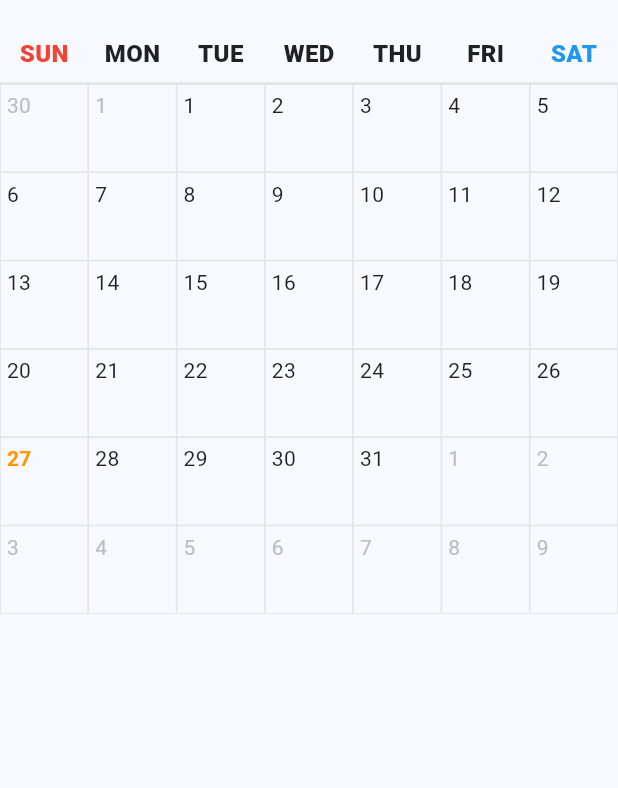
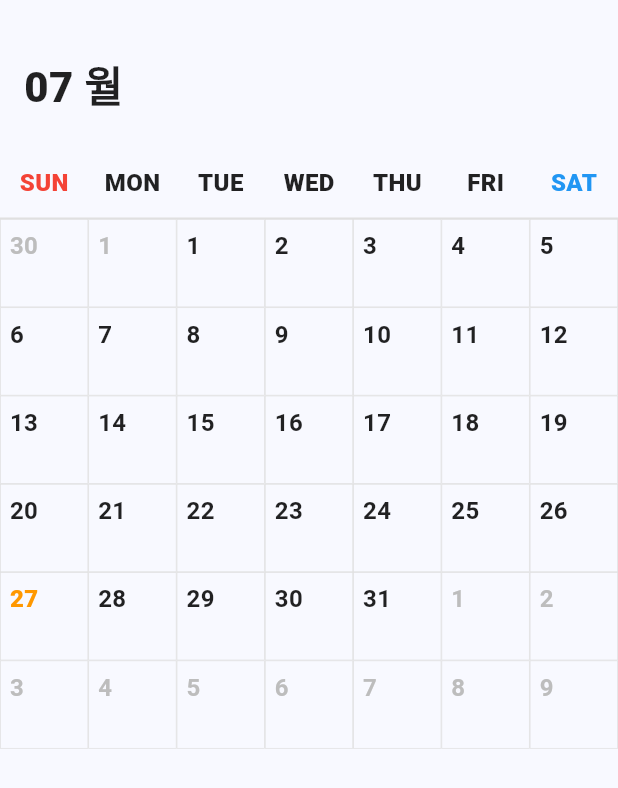
Before and after one commit to workminkyoung/diary_365, a Flutter app: the screen it shows after launch, on a phone screen of 412 x 824 dp. Shown: the top 788 px of the screen. Run offline on Flutter 3.47's test engine with Material 3 defaults, Android fonts, the phone set to English and light mode, and no system bars; our stand-ins replace shared_preferences; Roboto replaces fonts that are missing (OngeulipParkDaHyeon).

Commit message:
feat: 캘린더뷰 상단 레이아웃 추가

```diff
--- a/lib/screens/calendar_screen.dart
+++ b/lib/screens/calendar_screen.dart
@@ -110,12 +110,28 @@ class _CalendarScreenState extends State<CalendarScreen> {
               : Center(
                   child: Column(
                     children: [
+                      // 월 표시 상단 영역
+                      Container(
+                        width: double.infinity,
+                        padding: const EdgeInsets.symmetric(vertical: 20.0, horizontal: 16.0),
+                        child: Text(
+                          DateFormat('MM 월').format(_focusedDate),
+                          style: TextStyle(
+                            fontFamily: 'OngeulipParkDaHyeon',
+                            fontSize: 28,
+                            fontWeight: FontWeight.w900,
+                            color: Colors.black87,
+                          ),
+                          textAlign: TextAlign.left,
+                        ),
+                      ),
                       // 요일 헤더
                       Container(
-                        padding: const EdgeInsets.symmetric(vertical: 8),
+                        width: double.infinity,
+                        padding: const EdgeInsets.symmetric(vertical: 12.0),
                         decoration: BoxDecoration(
                           border: Border(
-                            bottom: BorderSide(color: Colors.grey.shade300),
+                            bottom: BorderSide(color: Colors.grey.shade300, width: 1),
                           ),
                         ),
                         child: Row(
@@ -218,37 +234,37 @@ class _CalendarScreenState extends State<CalendarScreen> {
               children: [
                 // 날짜 표시 (좌측상단)
                 Positioned(
-                  top: 4,
-                  left: 4,
+                  top: 6,
+                  left: 6,
                   child: Text(
                     '${cellDate.day}',
                     style: TextStyle(
                       fontFamily: 'OngeulipParkDaHyeon',
-                      fontSize: 14,
-                      fontWeight: isToday ? FontWeight.bold : FontWeight.normal,
+                      fontSize: 16,
+                      fontWeight: isToday ? FontWeight.w900 : FontWeight.w600,
                       color: isCurrentMonth
                           ? (isToday ? Colors.orange : Colors.black87)
                           : Colors.grey.shade400,
                     ),
                   ),
                 ),
-                // 일기 제목 표시 (중앙)
+                // 일기 제목 표시 (중앙 하단)
                 if (entriesForDate.isNotEmpty)
-                  Center(
-                    child: Container(
-                      width: double.infinity,
-                      padding: const EdgeInsets.symmetric(horizontal: 2, vertical: 1),
+                  Positioned(
+                    bottom: 8,
+                    left: 4,
+                    right: 4,
                     child: Text(
                       entriesForDate.first.title,
                       style: TextStyle(
                         fontFamily: 'OngeulipParkDaHyeon',
-                          fontSize: 10,
+                        fontSize: 11,
                         fontWeight: FontWeight.w500,
+                        color: Colors.black87,
                       ),
                       maxLines: 2,
                       overflow: TextOverflow.ellipsis,
                       textAlign: TextAlign.center,
-                      ),
                     ),
                   ),
               ],
```
Lines whose indentation alone changed are shown as unchanged.
